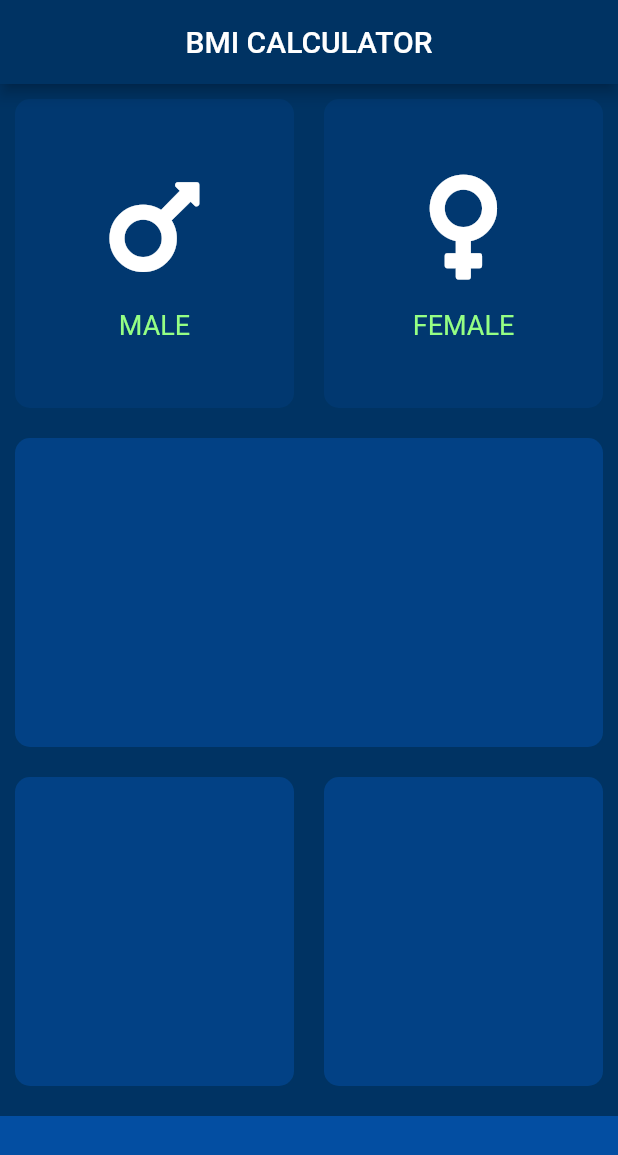
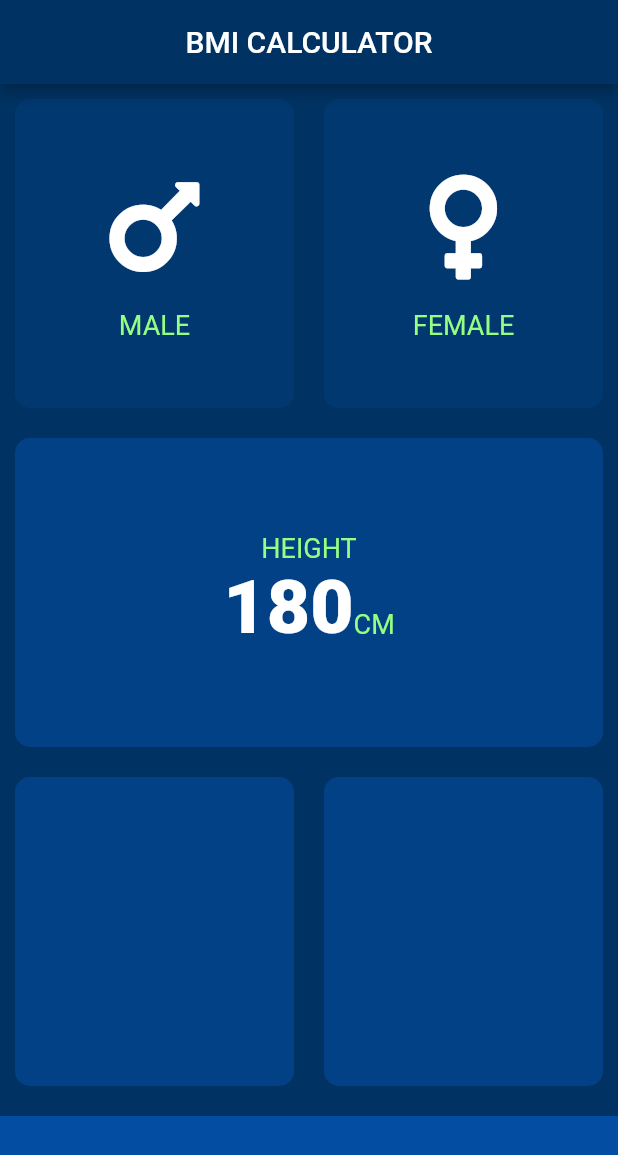
Before and after one commit to kahliliman/bmi-calculator, a Flutter app: the screen it shows after launch, on a phone screen of 412 x 824 dp. Shown: the top 1155 px of the screen. Run offline on Flutter 3.47's test engine with Material 2 defaults, Android fonts, the phone set to English and light mode, and no system bars; our stand-ins replace font_awesome_flutter.

Commit message:
create constant.dart file, refactor

```diff
--- /dev/null
+++ b/lib/constants.dart
@@ -0,0 +1,12 @@
+import 'package:flutter/material.dart';
+
+const kActiveCardColour = Color(0x88034ea2);
+const kInactiveCardColour = Color(0x33034ea2);
+const kBottomContainerColour = Color(0xff034ea2);
+const kBottomContainerHeight = 80.0;
+
+const TextStyle kLabelTextStyle = TextStyle(
+  fontSize: 18.0,
+);
+const TextStyle kMainTextStyle =
+    TextStyle(fontSize: 50.0, color: Colors.white, fontWeight: FontWeight.w900);
--- a/lib/icon_content.dart
+++ b/lib/icon_content.dart
@@ -1,6 +1,5 @@
 import 'package:flutter/material.dart';
-import 'package:font_awesome_flutter/font_awesome_flutter.dart';
-
+import 'constants.dart';
 
 class IconContent extends StatelessWidget {
 
@@ -23,9 +22,7 @@ class IconContent extends StatelessWidget {
         ),
         Text(
           label,
-          style: TextStyle(
-            fontSize: 18.0,
-          ),
+          style: kLabelTextStyle
         )
       ],
     );
--- a/lib/input_page.dart
+++ b/lib/input_page.dart
@@ -2,11 +2,7 @@ import 'package:flutter/material.dart';
 import 'package:font_awesome_flutter/font_awesome_flutter.dart';
 import 'reusable_card.dart';
 import 'icon_content.dart';
-
-const activeCardColour = Color(0x88034ea2);
-const inactiveCardColour = Color(0x33034ea2);
-const bottomContainerColour = Color(0xff034ea2);
-const bottomContainerHeight = 80.0;
+import 'constants.dart';
 
 enum Gender {male, female}
 
@@ -32,48 +28,66 @@ class _InputPageState extends State<InputPage> {
             child: Row(
               children: <Widget>[
                 Expanded(
-                  child: GestureDetector(
-                    onTap: () {
+                  child:ReusableCard(
+                    onPress: () {
                       setState(() {
                         selectedGender = Gender.male;
                       });
                     },
-                    child: ReusableCard(
-                      colour: selectedGender == Gender.male ? activeCardColour : inactiveCardColour,
+                    colour: selectedGender == Gender.male ? kActiveCardColour : kInactiveCardColour,
                     cardChild: IconContent(
                       icon: FontAwesomeIcons.mars,
                       label: 'MALE',
                     ),
                   ),
                 ),
-                ),
                 Expanded(
-                  child: GestureDetector(
-                    onTap: () {
+                  child: ReusableCard(
+                    onPress: () {
                       setState(() {
                         selectedGender = Gender.female;
                       });
                     },
-                    child: ReusableCard(
-                      colour: selectedGender == Gender.female ? activeCardColour : inactiveCardColour,
+                    colour: selectedGender == Gender.female ? kActiveCardColour : kInactiveCardColour,
                     cardChild: IconContent(
                       icon: FontAwesomeIcons.venus,
                       label: 'FEMALE',
                     ),
                   ),
                 ),
-                ),
               ],
             ),
           ),
-          Expanded(child: ReusableCard(colour: activeCardColour)),
+          Expanded(
+              child: ReusableCard(
+                  cardChild: Column(
+                    mainAxisAlignment: MainAxisAlignment.center,
+                    children: <Widget>[
+                      Text('HEIGHT',
+                        style: kLabelTextStyle,
+                      ),
+                      Row(
+                        mainAxisAlignment: MainAxisAlignment.center,
+                        crossAxisAlignment: CrossAxisAlignment.baseline,
+                        textBaseline: TextBaseline.ideographic,
+                        children: <Widget>[
+                          Text('180', style: kMainTextStyle,),
+                          Text('CM', style: kLabelTextStyle,),
+                        ],
+                      )
+                    ],
+                  ),
+                  colour: kActiveCardColour
+              ),
+          ),
           Expanded(
             child: Row(
               children: <Widget>[
-                Expanded(child: ReusableCard(colour: activeCardColour)),
+                Expanded(child: ReusableCard(colour: kActiveCardColour)),
                 Expanded(
                     child: ReusableCard(
-                  colour: activeCardColour,
+                  colour: kActiveCardColour,
+
                 )),
               ],
             ),
@@ -81,8 +95,8 @@ class _InputPageState extends State<InputPage> {
           Container(
             width: double.infinity,
             margin: EdgeInsets.only(top: 10.0),
-            height: bottomContainerHeight,
-            color: bottomContainerColour,
+            height: kBottomContainerHeight,
+            color: kBottomContainerColour,
           )
         ],
       ),
@@ -90,6 +104,8 @@ class _InputPageState extends State<InputPage> {
   }
 }
 
+
+
 //Color(0x55034ea2)
 //Color(0xff034ea2)
 //Color(0xff0075e3)
--- a/lib/reusable_card.dart
+++ b/lib/reusable_card.dart
@@ -1,18 +1,22 @@
 import 'package:flutter/material.dart';
 
 class ReusableCard extends StatelessWidget {
-  ReusableCard({@required this.colour, this.cardChild});
+  ReusableCard({@required this.colour, this.cardChild, this.onPress});
 
   final Color colour;
   final Widget cardChild;
+  final Function onPress;
 
   @override
   Widget build(BuildContext context) {
-    return Container(
-      child: cardChild,
-      margin: EdgeInsets.all(10.0),
-      decoration: BoxDecoration(
-          color: colour, borderRadius: BorderRadius.circular(10.0)),
+    return GestureDetector(
+      onTap: onPress,
+      child: Container(
+        child: cardChild,
+        margin: EdgeInsets.all(10.0),
+        decoration: BoxDecoration(
+            color: colour, borderRadius: BorderRadius.circular(10.0)),
+      ),
     );
   }
 }
```
Lines whose indentation alone changed are shown as unchanged.
